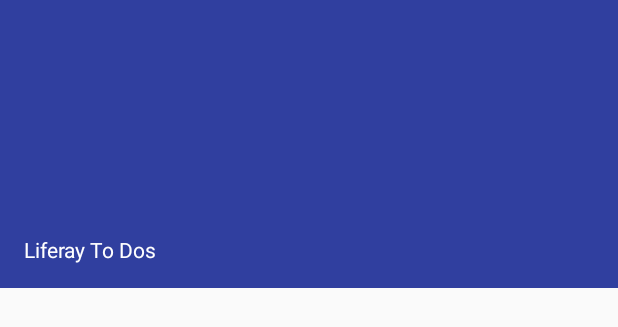
After one commit to ronvargas/lifefay-android-apps, an Android app: the layout navigation_header.xml on its own in the app's theme, with its tools: preview values and no code run, on a phone screen of 412 x 824 dp. The commit adds this screen. Shown: the top 327 px of the screen. Run offline under Robolectric (Android 15) with nearby library versions, the light colour scheme and no system bars.

Commit message:
LRA-231  Test the ToDos Android app (added left menu and logout option)

```diff
--- /dev/null
+++ b/LiferayToDos/app/src/main/res/layout/navigation_header.xml
@@ -0,0 +1,16 @@
+<?xml version="1.0" encoding="utf-8"?>
+<LinearLayout xmlns:android="http://schemas.android.com/apk/res/android"
+    android:layout_width="match_parent"
+    android:layout_height="192dp"
+    android:background="?attr/colorPrimaryDark"
+    android:padding="16dp"
+    android:theme="@style/ThemeOverlay.AppCompat.Dark"
+    android:orientation="vertical"
+    android:gravity="bottom">
+
+    <TextView
+        android:layout_width="match_parent"
+        android:layout_height="wrap_content"
+        android:text="@string/app_name"
+        android:textAppearance="@style/TextAppearance.AppCompat.Body1"/>
+</LinearLayout>
--- a/LiferayToDos/app/src/main/res/values/colors.xml
+++ b/LiferayToDos/app/src/main/res/values/colors.xml
@@ -4,4 +4,7 @@
     <color name="colorPrimaryDark">#303F9F</color>
     <color name="colorAccent">#FF4081</color>
 
+    <color name="textColorPrimary">#000000</color>
+    <color name="textColorDark">#FFFFFF</color>
+
 </resources>
```
Also changed, not shown: LiferayToDos/app/src/main/java/com/rivetlogic/mobile/liferaytodos/TodosListActivity.java (+71 -5 lines), LiferayToDos/app/src/main/res/layout/activity_todos_list.xml (+26 -3 lines), LiferayToDos/app/src/main/res/menu/navigation_drawer_items.xml (added, +30 -0 lines), LiferayToDos/app/src/main/res/values/strings.xml (+8 -1 lines).
